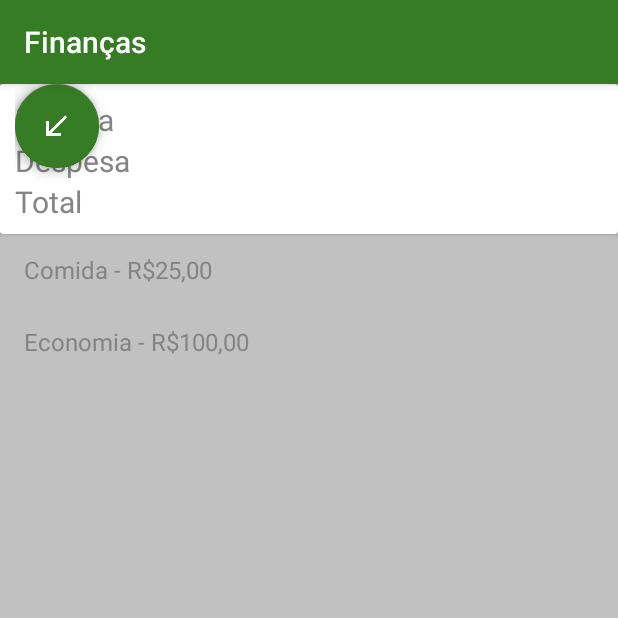
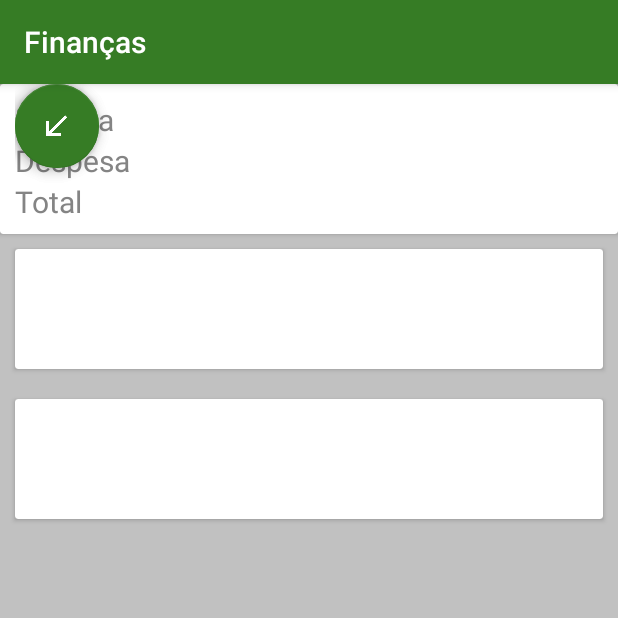
Before and after one commit to dougborbabass/financasKT, an Android app: the screen it shows after launch (ListaTransacoesActivity), on a phone screen of 412 x 824 dp, the top half of it. Run offline under Robolectric (Android 15) with nearby library versions, the phone set to English and light mode, and no system bars; plain views replace FloatingActionButton, FloatingActionMenu.

Commit message:
implementado adapter propio

```diff
--- a/app/src/main/AndroidManifest.xml
+++ b/app/src/main/AndroidManifest.xml
@@ -10,7 +10,7 @@
         android:supportsRtl="true"
         android:theme="@style/AppTheme">
 
-        <activity android:name="br.com.douglas.financaskt.ListaTransacoesActivity">
+        <activity android:name="br.com.douglas.financaskt.ui.activity.ListaTransacoesActivity">
             <intent-filter>
                 <action android:name="android.intent.action.MAIN" />
 
--- a/app/src/main/java/br/com/douglas/financaskt/ListaTransacoesActivity.kt
+++ b/app/src/main/java/br/com/douglas/financaskt/ui/activity/ListaTransacoesActivity.kt
@@ -1,8 +1,10 @@
-package br.com.douglas.financaskt
+package br.com.douglas.financaskt.ui.activity
 
 import android.os.Bundle
 import android.widget.ArrayAdapter
 import androidx.appcompat.app.AppCompatActivity
+import br.com.douglas.financaskt.R
+import br.com.douglas.financaskt.ui.adapter.ListaTrasacoesAdapter
 import kotlinx.android.synthetic.main.activity_lista_transacoes.*
 
 
@@ -14,9 +16,7 @@ class ListaTransacoesActivity : AppCompatActivity() {
 
         val transacoes = listOf("Comida - R$25,00", "Economia - R$100,00")
 
-        val arrayAdapter = ArrayAdapter(this, android.R.layout.simple_list_item_1, transacoes)
-
-        lista_transacoes_listview.adapter = arrayAdapter
+        lista_transacoes_listview.adapter = ListaTrasacoesAdapter(transacoes, this)
 
     }
 }
--- /dev/null
+++ b/app/src/main/java/br/com/douglas/financaskt/ui/adapter/ListaTrasacoesAdapter.kt
@@ -0,0 +1,30 @@
+package br.com.douglas.financaskt.ui.adapter
+
+import android.content.Context
+import android.view.LayoutInflater
+import android.view.View
+import android.view.ViewGroup
+import android.widget.BaseAdapter
+import br.com.douglas.financaskt.R
+
+class ListaTrasacoesAdapter(
+    private val transacoes: List<String>,
+    private val context: Context
+) : BaseAdapter() {
+
+    override fun getCount(): Int {
+        return transacoes.size
+    }
+
+    override fun getItem(position: Int): String {
+        return transacoes[position]
+    }
+
+    override fun getItemId(position: Int): Long {
+        return 0
+    }
+
+    override fun getView(position: Int, convertView: View?, parent: ViewGroup?): View {
+        return LayoutInflater.from(context).inflate(R.layout.transacao_item, parent, false)
+    }
+}
```
